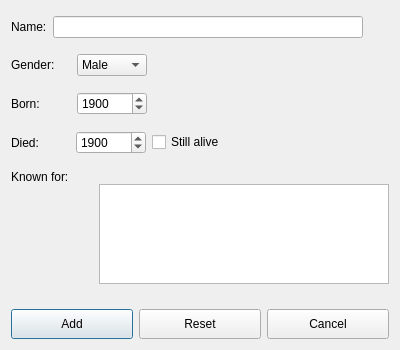
Before: the Qt Designer form ui/adddialog.ui in orriaxels/Hopur42, drawn with Qt 5.
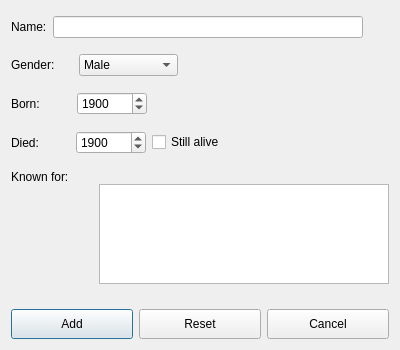
After: the same form once the commit is applied.

Commit message: Fix addDialog size of gender

The edit to the form file:
```diff
--- a/ui/adddialog.ui
+++ b/ui/adddialog.ui
@@ -74,7 +74,7 @@
     </layout>
    </item>
    <item row="1" column="0">
-    <layout class="QHBoxLayout" name="horizontalLayout_3" stretch="5,5,20">
+    <layout class="QHBoxLayout" name="horizontalLayout_3" stretch="5,8,17">
      <property name="topMargin">
       <number>5</number>
      </property>
```
